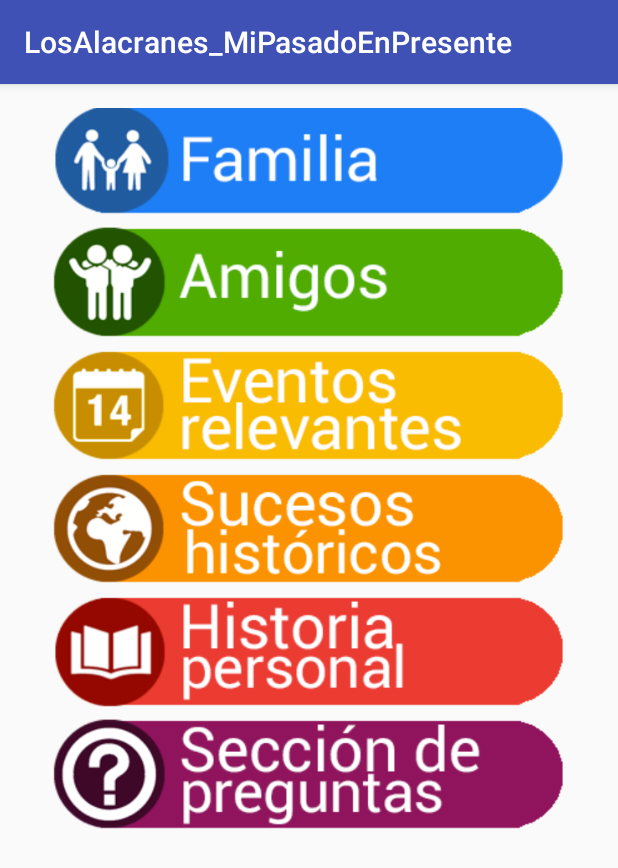
After one commit to serretcarlos/mi-pasado-en-presente, an Android app: the MenuSeccionRecuerdos screen opened directly, with no data from a screen before it, on a phone screen of 412 x 824 dp. The commit adds this screen. Shown: the top 868 px of the screen. Run offline under Robolectric (Android 15) with nearby library versions, the phone set to English and light mode, and no system bars.

Commit message:
Activities MainActivity y MenuSeleccionRecuerdos
MainActivity to select user and activity to select the type of memory

```diff
--- a/app/src/main/AndroidManifest.xml
+++ b/app/src/main/AndroidManifest.xml
@@ -20,7 +20,8 @@
         <activity android:name=".ModificaPersona" />
         <activity android:name=".ModificaEvento" />
         <activity android:name=".AgregarUsuario" />
-        <activity android:name=".ModificarUsuario"></activity>
+        <activity android:name=".ModificarUsuario" />
+        <activity android:name=".MenuSeccionRecuerdos"></activity>
     </application>
 
 </manifest>
--- /dev/null
+++ b/app/src/main/java/itesm/mx/losalacranes_mipasadoenpresente/MenuSeccionRecuerdos.java
@@ -0,0 +1,61 @@
+package itesm.mx.losalacranes_mipasadoenpresente;
+
+import android.content.Intent;
+import android.support.v7.app.AppCompatActivity;
+import android.os.Bundle;
+import android.view.View;
+import android.widget.Button;
+import android.widget.ImageButton;
+
+public class MenuSeccionRecuerdos extends AppCompatActivity implements View.OnClickListener{
+
+    @Override
+    protected void onCreate(Bundle savedInstanceState) {
+        super.onCreate(savedInstanceState);
+        setContentView(R.layout.activity_menu_seccion_recuerdos);
+        ImageButton iBtnFamilia = (ImageButton) findViewById(R.id.imageButton_familia);
+        ImageButton iBtnAmigos = (ImageButton) findViewById(R.id.imageButton_amigos);
+        ImageButton iBtnEventos = (ImageButton) findViewById(R.id.imageButton_eventos);
+        ImageButton iBtnSucesos = (ImageButton) findViewById(R.id.imageButton_sucesos);
+        ImageButton iBtnHistoria = (ImageButton) findViewById(R.id.imageButton_historia);
+        ImageButton iBtnPreguntas = (ImageButton) findViewById(R.id.imageButton_preguntas);
+        iBtnFamilia.setOnClickListener(this);
+        iBtnAmigos.setOnClickListener(this);
+        iBtnEventos.setOnClickListener(this);
+        iBtnSucesos.setOnClickListener(this);
+        iBtnHistoria.setOnClickListener(this);
+        iBtnPreguntas.setOnClickListener(this);
+    }
+    @Override
+    public void onClick(View v) {
+
+        public void onClick (View v){
+            switch (v.getId()) {
+                case R.id.imageButton_familia:
+                    Intent intent = new Intent(MenuSeccionRecuerdos.this, Familia.class);
+                    startActivity(intent);
+                    break;
+                case R.id.imageButton_amigos:
+                    Intent intent = new Intent(MenuSeccionRecuerdos.this, Amigos.class);
+                    startActivity(intent);
+                    break;
+                case R.id.imageButton_eventos:
+                    Intent intent = new Intent(MenuSeccionRecuerdos.this, Eventos.class);
+                    startActivity(intent);
+                    break;
+                case R.id.imageButton_sucesos:
+                    Intent intent = new Intent(MenuSeccionRecuerdos.this, Suceos.class);
+                    startActivity(intent);
+                    break;
+                case R.id.imageButton_historia:
+                    Intent intent = new Intent(MenuSeccionRecuerdos.this, Historia.class);
+                    startActivity(intent);
+                    break;
+                case R.id.imageButton_preguntas:
+                    Intent intent = new Intent(MenuSeccionRecuerdos.this, Preguntas.class);
+                    startActivity(intent);
+                    break;
+            }
+        }
+    }
+}
--- /dev/null
+++ b/app/src/main/res/layout/activity_menu_seccion_recuerdos.xml
@@ -0,0 +1,52 @@
+<?xml version="1.0" encoding="utf-8"?>
+<LinearLayout xmlns:android="http://schemas.android.com/apk/res/android"
+    xmlns:tools="http://schemas.android.com/tools"
+    android:id="@+id/activity_menu_seccion_recuerdos"
+    android:layout_width="match_parent"
+    android:layout_height="match_parent"
+    android:paddingBottom="@dimen/activity_vertical_margin"
+    android:paddingLeft="@dimen/activity_horizontal_margin"
+    android:paddingRight="@dimen/activity_horizontal_margin"
+    android:paddingTop="@dimen/activity_vertical_margin"
+    tools:context="itesm.mx.losalacranes_mipasadoenpresente.MenuSeccionRecuerdos"
+    android:orientation="vertical"
+    android:scrollY="5dp">
+
+    <ImageButton
+        android:layout_width="match_parent"
+        android:layout_height="82dp"
+        android:background="@drawable/BotonFamilia2"
+        android:scrollY="2dp"
+        android:id="@+id/imageButton_familia"/>
+
+    <ImageButton
+        android:layout_width="match_parent"
+        android:layout_height="82dp"
+        android:background="@drawable/BotonAmigos3"
+        android:id="@+id/imageButton_amigos"
+        android:scrollY="10dp"/>
+
+    <ImageButton
+        android:layout_width="match_parent"
+        android:layout_height="82dp"
+        android:background="@drawable/BotonEventos2"
+        android:id="@+id/imageButton_eventos" />
+
+    <ImageButton
+        android:layout_width="match_parent"
+        android:layout_height="82dp"
+        android:background="@drawable/BotonSucesos2"
+        android:id="@+id/imageButton_sucesos" />
+
+    <ImageButton
+        android:layout_width="match_parent"
+        android:layout_height="82dp"
+        android:background="@drawable/BotonHistoria2"
+        android:id="@+id/imageButton_historia" />
+
+    <ImageButton
+        android:layout_width="match_parent"
+        android:layout_height="82dp"
+        android:background="@drawable/BotonPreguntas2"
+        android:id="@+id/imageButton_preguntas" />
+</LinearLayout>
```
Also changed, not shown: app/src/main/java/itesm/mx/losalacranes_mipasadoenpresente/MainActivity.java (+30 -1 lines), app/src/main/res/layout/activity_main.xml (+37 -6 lines), app/src/main/res/drawable/BotonAgregar.png (added), app/src/main/res/drawable/BotonAgregar2.png (added), app/src/main/res/drawable/BotonAmigos3.png (added), app/src/main/res/drawable/BotonEventos2.png (added), app/src/main/res/drawable/BotonFamilia2.png (added), app/src/main/res/drawable/BotonHistoria2.png (added), app/src/main/res/drawable/BotonPreguntas2.png (added), app/src/main/res/drawable/BotonSucesos2.png (added), app/src/main/res/drawable/Persona1.1.png (added), app/src/main/res/drawable/Persona1.png (added), app/src/main/res/drawable/Persona2.png (added), app/src/main/res/drawable/Persona3.png (added).
